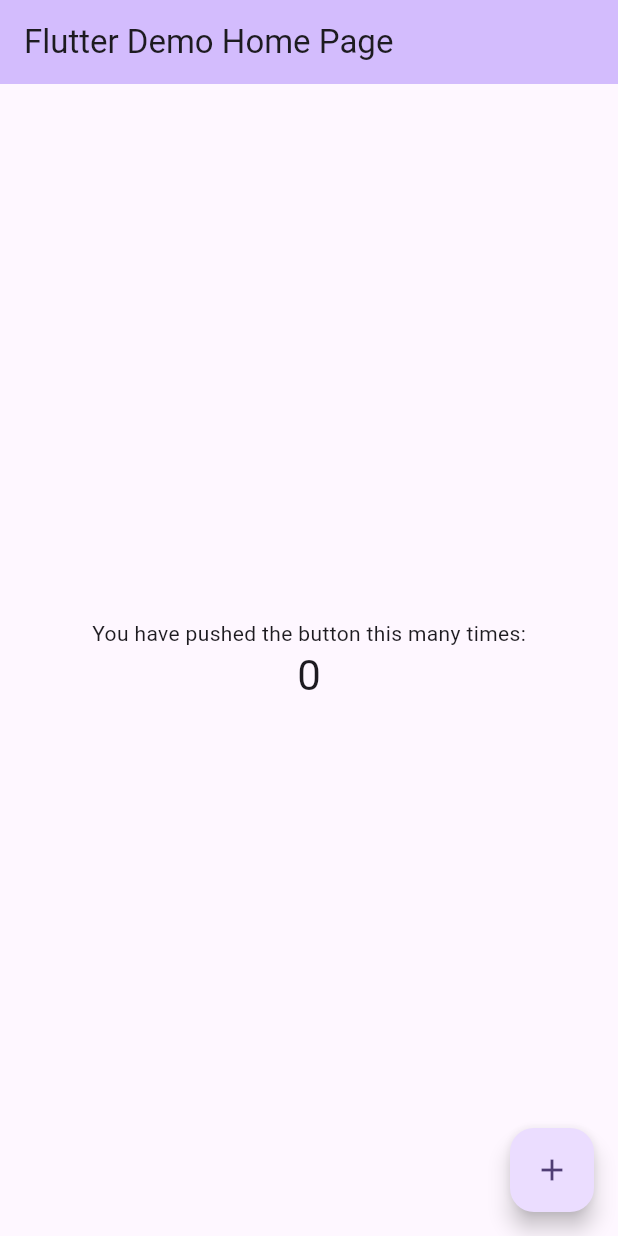
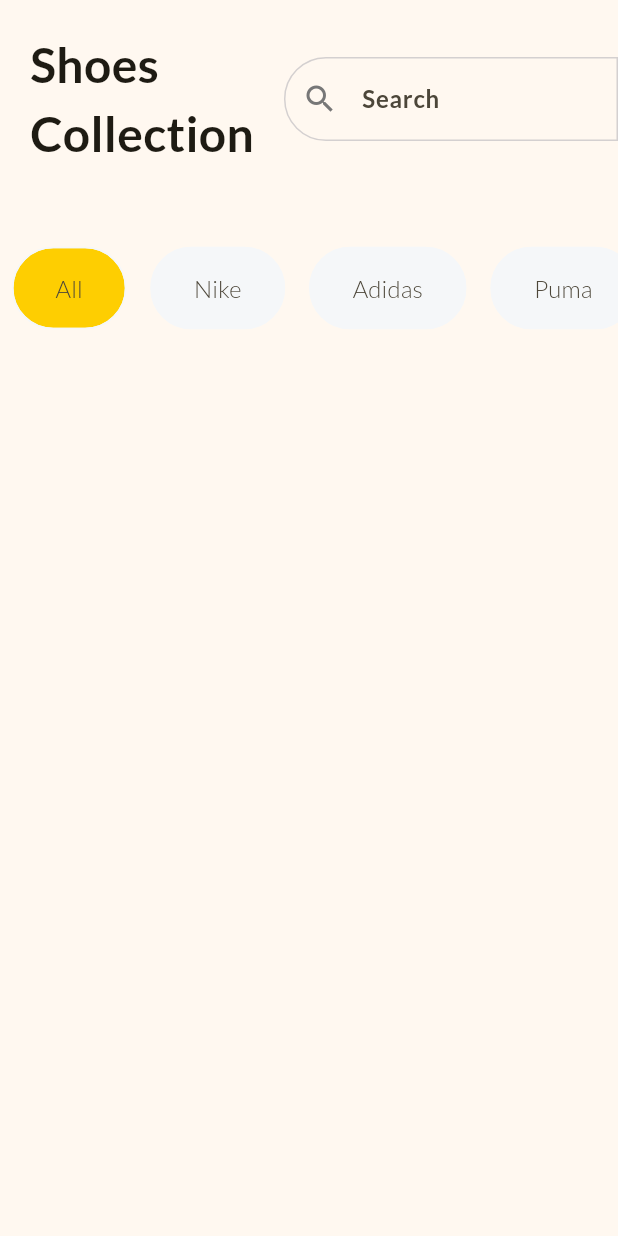
Before and after one commit to LSThusini/shop_app_flutter, a Flutter app: the screen it shows after launch, on a phone screen of 412 x 824 dp. Run offline on Flutter 3.47's test engine with Material 3 defaults, Android fonts, the phone set to English and light mode, and no system bars.

Commit message:
UI building. Header and filters.

```diff
--- /dev/null
+++ b/lib/home_page.dart
@@ -0,0 +1,103 @@
+import 'package:flutter/material.dart';
+
+class HomePage extends StatefulWidget {
+  const HomePage({super.key});
+
+  @override
+  State<HomePage> createState() => _HomePageState();
+}
+
+class _HomePageState extends State<HomePage> {
+  final List<String> filters = const ['All', 'Nike', 'Adidas', 'Puma'];
+  late String selectedFilter;
+
+  @override
+  void initState() {
+    super.initState();
+    selectedFilter = filters[0];
+  }
+
+  @override
+  Widget build(BuildContext context) {
+    const border = OutlineInputBorder(
+      borderRadius: BorderRadius.horizontal(
+        left: Radius.circular(50),
+      ),
+      borderSide: BorderSide(
+        color: Color.fromRGBO(212, 208, 208, 1),
+      ),
+    );
+    return Scaffold(
+      body: SafeArea(
+        child: Column(
+          children: [
+            const Row(
+              children: [
+                Padding(
+                  padding: EdgeInsets.all(20),
+                  child: Text(
+                    'Shoes\nCollection',
+                    style: TextStyle(
+                      fontSize: 32,
+                      fontWeight: FontWeight.bold,
+                    ),
+                  ),
+                ),
+                Expanded(
+                  child: TextField(
+                    decoration: InputDecoration(
+                      prefixIcon: Icon(Icons.search),
+                      hintText: 'Search',
+                      border: border,
+                      enabledBorder: border,
+                      focusedBorder: border,
+                    ),
+                  ),
+                ),
+              ],
+            ),
+            SizedBox(
+              height: 120,
+              child: ListView.builder(
+                scrollDirection: Axis.horizontal,
+                itemCount: filters.length,
+                itemBuilder: (context, index) {
+                  final filter = filters[index];
+                  return Padding(
+                    padding: const EdgeInsets.symmetric(horizontal: 8.0),
+                    child: GestureDetector(
+                      onTap: () {
+                        setState(() {
+                          selectedFilter = filter;
+                        });
+                      },
+                      child: Chip(
+                        padding: const EdgeInsets.symmetric(
+                          horizontal: 20,
+                          vertical: 15,
+                        ),
+                        label: Text(filter),
+                        side: const BorderSide(
+                          color: Color.fromRGBO(245, 247, 249, 1),
+                        ),
+                        backgroundColor: selectedFilter == filter
+                            ? Theme.of(context).colorScheme.primary
+                            : const Color.fromRGBO(245, 247, 249, 1),
+                        labelStyle: const TextStyle(
+                          fontSize: 16,
+                        ),
+                        shape: RoundedRectangleBorder(
+                          borderRadius: BorderRadius.circular(35),
+                        ),
+                      ),
+                    ),
+                  );
+                },
+              ),
+            ),
+          ],
+        ),
+      ),
+    );
+  }
+}
--- a/lib/main.dart
+++ b/lib/main.dart
@@ -1,4 +1,5 @@
 import 'package:flutter/material.dart';
+import 'package:shop_app_flutter/home_page.dart';
 
 void main() {
   runApp(const MyApp());
@@ -7,119 +8,26 @@ void main() {
 class MyApp extends StatelessWidget {
   const MyApp({super.key});
 
-  // This widget is the root of your application.
   @override
   Widget build(BuildContext context) {
     return MaterialApp(
-      title: 'Flutter Demo',
+      title: 'Shopping App',
       theme: ThemeData(
-        // This is the theme of your application.
-        //
-        // TRY THIS: Try running your application with "flutter run". You'll see
-        // the application has a purple toolbar. Then, without quitting the app,
-        // try changing the seedColor in the colorScheme below to Colors.green
-        // and then invoke "hot reload" (save your changes or press the "hot
-        // reload" button in a Flutter-supported IDE, or press "r" if you used
-        // the command line to start the app).
-        //
-        // Notice that the counter didn't reset back to zero; the application
-        // state is not lost during the reload. To reset the state, use hot
-        // restart instead.
-        //
-        // This works for code too, not just values: Most code changes can be
-        // tested with just a hot reload.
-        colorScheme: ColorScheme.fromSeed(seedColor: Colors.deepPurple),
-        useMaterial3: true,
+        fontFamily: 'Lato',
+        colorScheme: ColorScheme.fromSeed(
+          seedColor: const Color.fromRGBO(254, 206, 1, 1),
+          primary: const Color.fromRGBO(254, 206, 1, 1),
+        ),
+        inputDecorationTheme: const InputDecorationTheme(
+          hintStyle: TextStyle(
+            fontWeight: FontWeight.bold,
+            fontSize: 16,
+          ),
+          prefixIconColor: Color.fromRGBO(119, 119, 119, 1),
+        ),
       ),
-      home: const MyHomePage(title: 'Flutter Demo Home Page'),
+      home: const HomePage(),
+      debugShowCheckedModeBanner: false,
     );
   }
 }
-
-class MyHomePage extends StatefulWidget {
-  const MyHomePage({super.key, required this.title});
-
-  // This widget is the home page of your application. It is stateful, meaning
-  // that it has a State object (defined below) that contains fields that affect
-  // how it looks.
-
-  // This class is the configuration for the state. It holds the values (in this
-  // case the title) provided by the parent (in this case the App widget) and
-  // used by the build method of the State. Fields in a Widget subclass are
-  // always marked "final".
-
-  final String title;
-
-  @override
-  State<MyHomePage> createState() => _MyHomePageState();
-}
-
-class _MyHomePageState extends State<MyHomePage> {
-  int _counter = 0;
-
-  void _incrementCounter() {
-    setState(() {
-      // This call to setState tells the Flutter framework that something has
-      // changed in this State, which causes it to rerun the build method below
-      // so that the display can reflect the updated values. If we changed
-      // _counter without calling setState(), then the build method would not be
-      // called again, and so nothing would appear to happen.
-      _counter++;
-    });
-  }
-
-  @override
-  Widget build(BuildContext context) {
-    // This method is rerun every time setState is called, for instance as done
-    // by the _incrementCounter method above.
-    //
-    // The Flutter framework has been optimized to make rerunning build methods
-    // fast, so that you can just rebuild anything that needs updating rather
-    // than having to individually change instances of widgets.
-    return Scaffold(
-      appBar: AppBar(
-        // TRY THIS: Try changing the color here to a specific color (to
-        // Colors.amber, perhaps?) and trigger a hot reload to see the AppBar
-        // change color while the other colors stay the same.
-        backgroundColor: Theme.of(context).colorScheme.inversePrimary,
-        // Here we take the value from the MyHomePage object that was created by
-        // the App.build method, and use it to set our appbar title.
-        title: Text(widget.title),
-      ),
-      body: Center(
-        // Center is a layout widget. It takes a single child and positions it
-        // in the middle of the parent.
-        child: Column(
-          // Column is also a layout widget. It takes a list of children and
-          // arranges them vertically. By default, it sizes itself to fit its
-          // children horizontally, and tries to be as tall as its parent.
-          //
-          // Column has various properties to control how it sizes itself and
-          // how it positions its children. Here we use mainAxisAlignment to
-          // center the children vertically; the main axis here is the vertical
-          // axis because Columns are vertical (the cross axis would be
-          // horizontal).
-          //
-          // TRY THIS: Invoke "debug painting" (choose the "Toggle Debug Paint"
-          // action in the IDE, or press "p" in the console), to see the
-          // wireframe for each widget.
-          mainAxisAlignment: MainAxisAlignment.center,
-          children: <Widget>[
-            const Text(
-              'You have pushed the button this many times:',
-            ),
-            Text(
-              '$_counter',
-              style: Theme.of(context).textTheme.headlineMedium,
-            ),
-          ],
-        ),
-      ),
-      floatingActionButton: FloatingActionButton(
-        onPressed: _incrementCounter,
-        tooltip: 'Increment',
-        child: const Icon(Icons.add),
-      ), // This trailing comma makes auto-formatting nicer for build methods.
-    );
-  }
-}
```
Also changed, not shown: pubspec.yaml (+6 -6 lines), assets/fonts/Lato-Bold.ttf (added), assets/fonts/Lato-Light.ttf (added), 2 other files.
